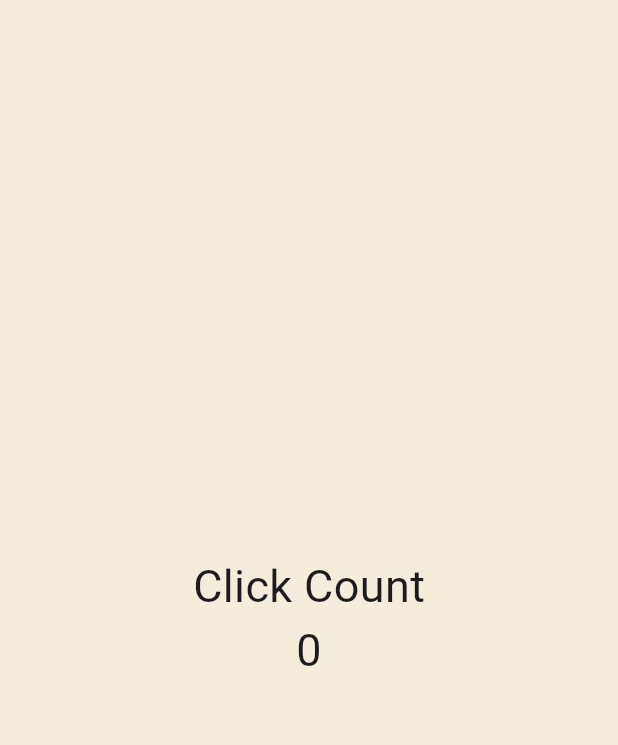
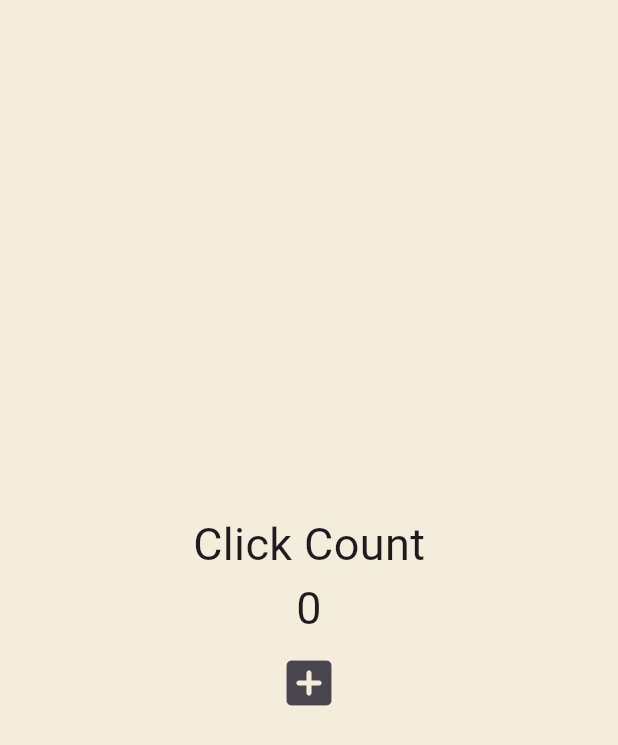
Before and after one commit to BaekSiyoon/pomodoroTimerApp, a Flutter app: the screen it shows after launch, on a phone screen of 412 x 824 dp. Shown: the top 745 px of the screen. Run offline on Flutter 3.47's test engine with Material 3 defaults, Android fonts, the phone set to English and light mode, and no system bars.

```diff
--- a/lib/main.dart
+++ b/lib/main.dart
@@ -13,6 +13,12 @@ class MyApp extends StatefulWidget {
 
 class _AppState extends State<MyApp> {
   int counter = 0;
+
+  void onClicked() {
+    setState(() {
+      counter = counter + 1;
+    });
+  }
 
   @override
   Widget build(BuildContext context) {
@@ -35,6 +41,13 @@ class _AppState extends State<MyApp> {
                   fontSize: 30,
                 ),
               ),
+              IconButton(
+                iconSize: 40,
+                onPressed: onClicked,
+                icon: const Icon(
+                  Icons.add_box_rounded,
+                ),
+              )
             ],
           ),
         ),
```
